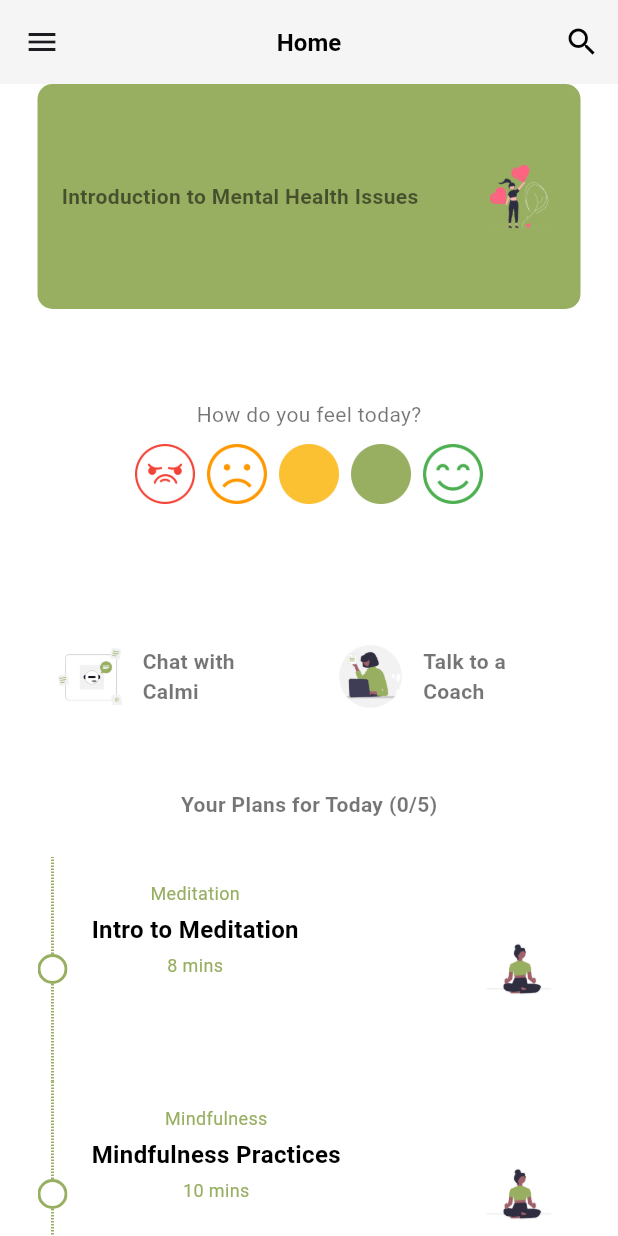
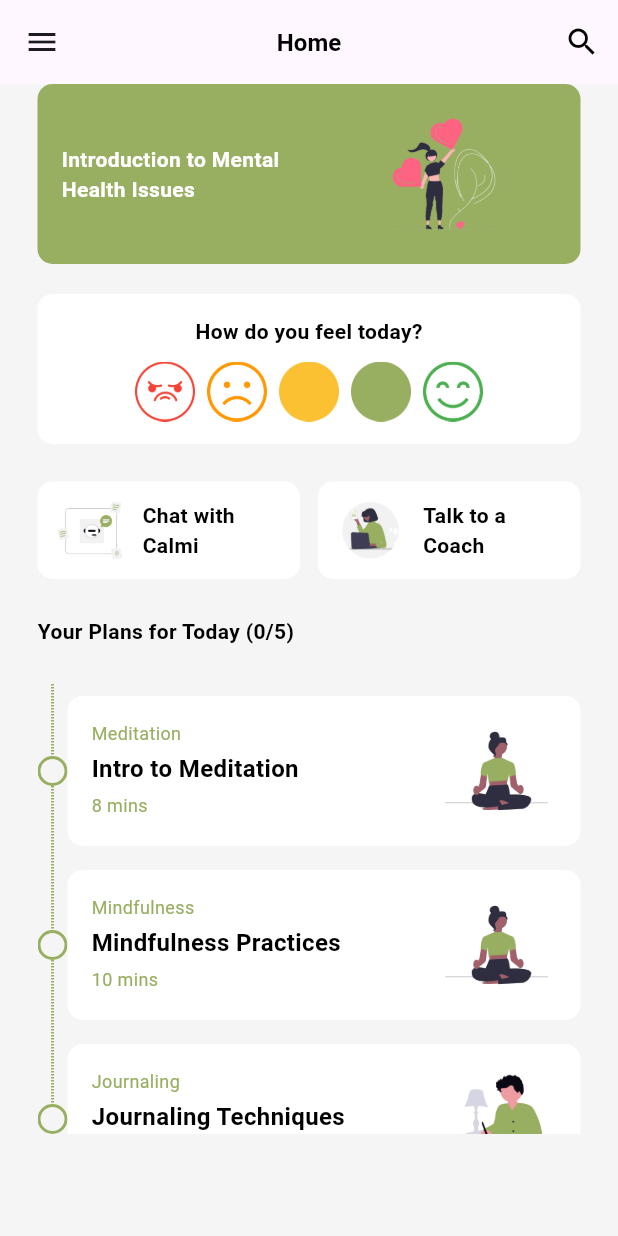
Before and after one commit to ClarenceLaria/Calmi, a Flutter app: the screen it shows after launch, on a phone screen of 412 x 824 dp. Run offline on Flutter 3.47's test engine with Material 3 defaults, Android fonts, the phone set to English and light mode, and no system bars; our stand-ins replace timelines_plus.

Commit message:
Theme color updates

```diff
--- a/lib/components/timeline.dart
+++ b/lib/components/timeline.dart
@@ -45,7 +45,8 @@ class _TimelineWidgetState extends State<TimelineWidget> {
 
   Widget _activityCard(Map<String, dynamic> item){
     return Container(
-      height: 150,
+      margin: const EdgeInsets.symmetric(vertical: 8.0),
+      height: 100,
       width: double.infinity,
       decoration: BoxDecoration(
         color: Colors.white,
@@ -55,6 +56,7 @@ class _TimelineWidgetState extends State<TimelineWidget> {
       child: Row(
         children: [
           Column(
+            crossAxisAlignment: CrossAxisAlignment.start,
             children: [
               Text(
                 item['title'] as String,
@@ -85,8 +87,8 @@ class _TimelineWidgetState extends State<TimelineWidget> {
           Spacer(),
           Image.asset(
             item['image'] as String,
-            height: 50,
-            width: 50,
+            height: 80,
+            width: 80,
           ),
         ],
       ),
--- a/lib/core/theme.dart
+++ b/lib/core/theme.dart
@@ -10,15 +10,15 @@ class AppTheme {
       bodyLarge: TextStyle(
         fontSize: 20,
         fontWeight: FontWeight.bold,
-        color: Colors.black87,
+        color: Colors.black,
       ),
       bodyMedium: TextStyle(
         fontSize: 16,
-        color: Colors.black54,
+        color: Colors.black,
       ),
       bodySmall: TextStyle(
         fontSize: 14,
-        color: Colors.black45,
+        color: Colors.black,
       ),
     ),
     elevatedButtonTheme: ElevatedButtonThemeData(
--- a/lib/screens/home_screen.dart
+++ b/lib/screens/home_screen.dart
@@ -25,7 +25,6 @@ class _HomeScreenState extends State<HomeScreen> {
           onPressed: () {},
           icon: const Icon(Icons.menu),
         ),
-        backgroundColor: Color.fromARGB(255,245,245,245),
         centerTitle: true,
         title: Text(
           'Home',
@@ -42,13 +41,16 @@ class _HomeScreenState extends State<HomeScreen> {
           ),
         ],
       ),
+      backgroundColor: Color.fromARGB(255,245,245,245),
+      extendBody: true,
       body: SafeArea(
         child: SingleChildScrollView(
           padding: const EdgeInsets.symmetric(horizontal: 25.0),
           child: Column(
+            crossAxisAlignment: CrossAxisAlignment.start,
             children: [
               Container(
-                height: 150,
+                height: 120,
                 width: double.infinity,
                 padding: const EdgeInsets.all(16),
                 decoration: BoxDecoration(
@@ -63,20 +65,21 @@ class _HomeScreenState extends State<HomeScreen> {
                         style: TextStyle(
                           fontSize: Theme.of(context).textTheme.bodySmall?.fontSize ?? 14,
                           fontWeight: FontWeight.w600,
+                          color: Colors.white,
                         ),
                       ),
                     ),
                     Image.asset(
                       'assets/icons/thank_you.png',
-                      height: 50,
-                      width: 50,
+                      height: 150,
+                      width: 150,
                     ),
                   ],
                 ),
               ),
               const SizedBox(height: 20),
               Container(
-                height: 150,
+                height: 100,
                 width: double.infinity,
                 decoration: BoxDecoration(
                   color: Colors.white,
@@ -88,6 +91,7 @@ class _HomeScreenState extends State<HomeScreen> {
                     Text(
                       'How do you feel today?',
                       style: TextStyle(
+                        fontWeight: FontWeight.w600,
                         fontSize: Theme.of(context).textTheme.bodySmall?.fontSize ?? 14,
                       ),
                     ),
@@ -114,7 +118,7 @@ class _HomeScreenState extends State<HomeScreen> {
                 children: [
                   Expanded(
                     child: Container(
-                      height: 100,
+                      height: 65,
                       decoration: BoxDecoration(
                         color: Colors.white,
                         borderRadius: BorderRadius.circular(10),
@@ -144,7 +148,7 @@ class _HomeScreenState extends State<HomeScreen> {
                   const SizedBox(width: 12),
                   Expanded(
                     child: Container(
-                      height: 100,
+                      height: 65,
                       decoration: BoxDecoration(
                         color: Colors.white,
                         borderRadius: BorderRadius.circular(10),
```
